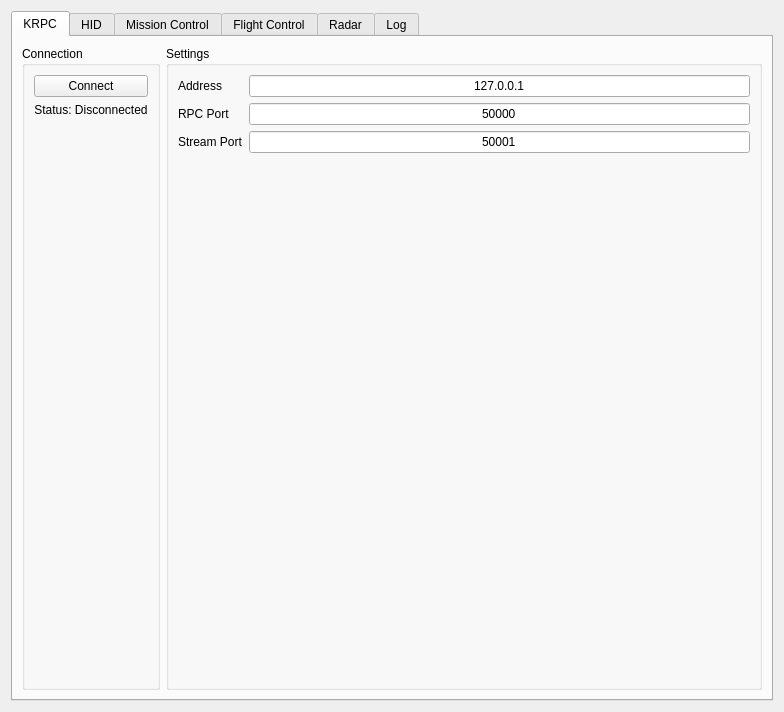
Qt form data/KerbalPie.ui (Vivero/KerbalPie) before a commit.
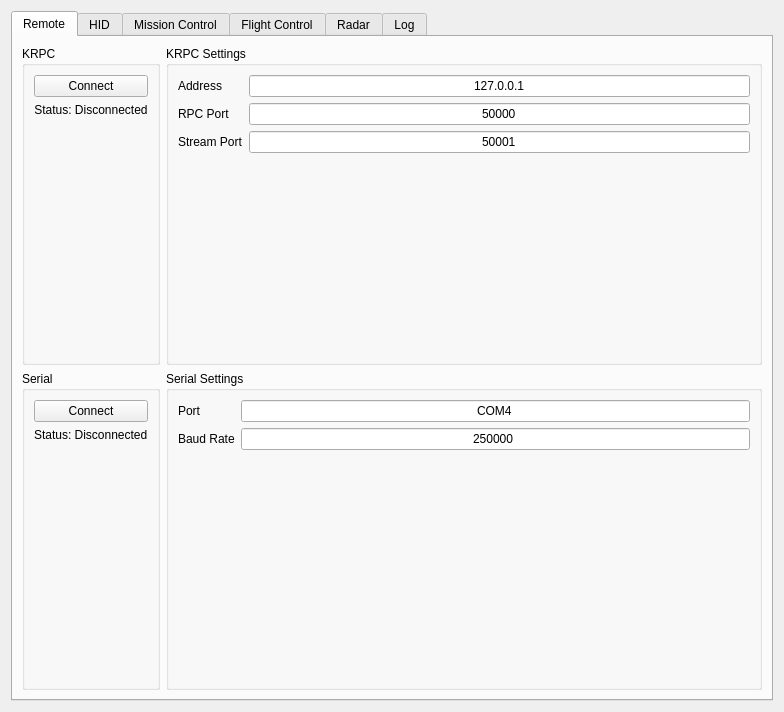
The same form after that commit. The open tabs and pages were chosen to show the change.

Commit message: added serial port connection

Patch:
```diff
--- a/data/KerbalPie.ui
+++ b/data/KerbalPie.ui
@@ -21,13 +21,49 @@
      </property>
      <widget class="QWidget" name="krpcTab">
       <attribute name="title">
-       <string>KRPC</string>
+       <string>Remote</string>
       </attribute>
       <layout class="QGridLayout" name="gridLayout_3">
+       <item row="1" column="0">
+        <widget class="QGroupBox" name="serial_connectionGroup">
+         <property name="title">
+          <string>Serial</string>
+         </property>
+         <layout class="QVBoxLayout" name="verticalLayout_7">
+          <item>
+           <widget class="QPushButton" name="serial_connectionButton">
+            <property name="text">
+             <string>Connect</string>
+            </property>
+           </widget>
+          </item>
+          <item>
+           <widget class="QLabel" name="serial_connectionLabel">
+            <property name="text">
+             <string>Status: Disconnected</string>
+            </property>
+           </widget>
+          </item>
+          <item>
+           <spacer name="verticalSpacer_2">
+            <property name="orientation">
+             <enum>Qt::Vertical</enum>
+            </property>
+            <property name="sizeHint" stdset="0">
+             <size>
+              <width>20</width>
+              <height>40</height>
+             </size>
+            </property>
+           </spacer>
+          </item>
+         </layout>
+        </widget>
+       </item>
        <item row="0" column="0">
         <widget class="QGroupBox" name="krpc_connectionGroup">
          <property name="title">
-          <string>Connection</string>
+          <string>KRPC</string>
          </property>
          <layout class="QVBoxLayout" name="verticalLayout_4">
           <item>
@@ -69,7 +105,7 @@
        <item row="0" column="1">
         <widget class="QGroupBox" name="krpc_settingsGroup">
          <property name="title">
-          <string>Settings</string>
+          <string>KRPC Settings</string>
          </property>
          <layout class="QFormLayout" name="krpc_settingsFormLayout">
           <property name="formAlignment">
@@ -141,6 +177,55 @@
          </layout>
         </widget>
        </item>
+       <item row="1" column="1">
+        <widget class="QGroupBox" name="serial_settingsGroup">
+         <property name="title">
+          <string>Serial Settings</string>
+         </property>
+         <layout class="QFormLayout" name="formLayout">
+          <item row="0" column="0">
+           <widget class="QLabel" name="serial_portLabel">
+            <property name="text">
+             <string>Port</string>
+            </property>
+           </widget>
+          </item>
+          <item row="0" column="1">
+           <widget class="QLineEdit" name="serial_portEdit">
+            <property name="text">
+             <string>COM4</string>
+            </property>
+            <property name="alignment">
+             <set>Qt::AlignCenter</set>
+            </property>
+           </widget>
+          </item>
+          <item row="1" column="0">
+           <widget class="QLabel" name="serial_baudRateLabel">
+            <property name="text">
+             <string>Baud Rate</string>
+            </property>
+           </widget>
+          </item>
+          <item row="1" column="1">
+           <widget class="QLineEdit" name="serial_baudRateEdit">
+            <property name="inputMask">
+             <string>0000000</string>
+            </property>
+            <property name="text">
+             <string>250000</string>
+            </property>
+            <property name="maxLength">
+             <number>7</number>
+            </property>
+            <property name="alignment">
+             <set>Qt::AlignCenter</set>
+            </property>
+           </widget>
+          </item>
+         </layout>
+        </widget>
+       </item>
       </layout>
      </widget>
      <widget class="QWidget" name="hidTab">
```
Left out of the diff: 4 changed lines with no effect on the pictures. The commit also changes 3 other files.
